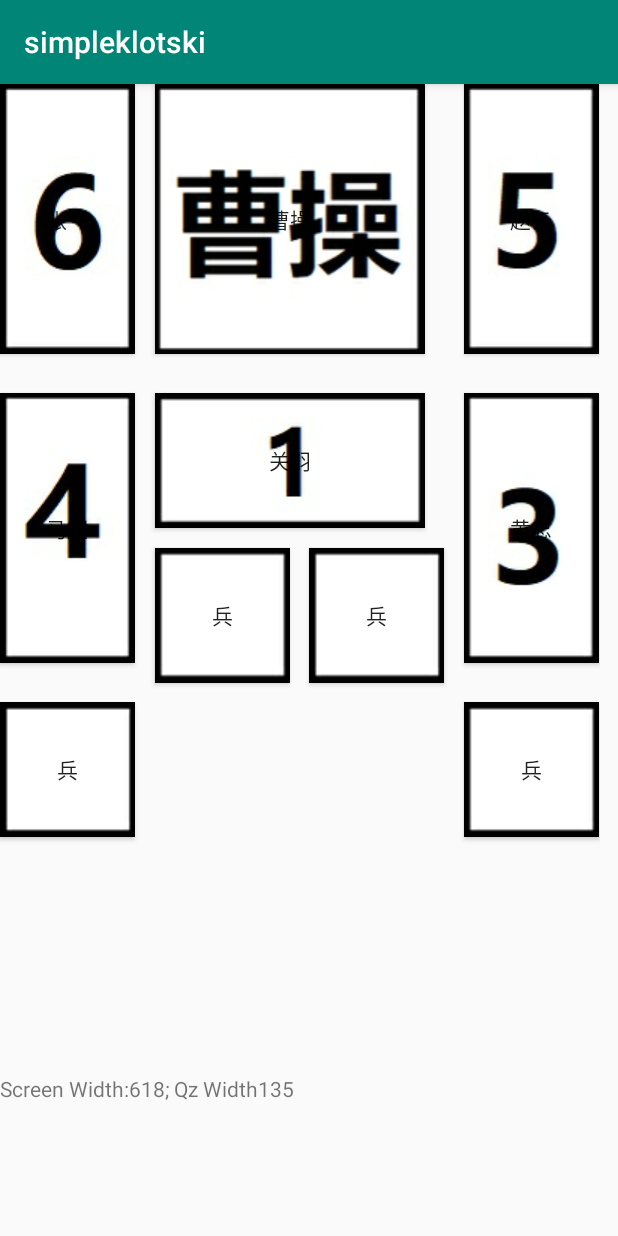
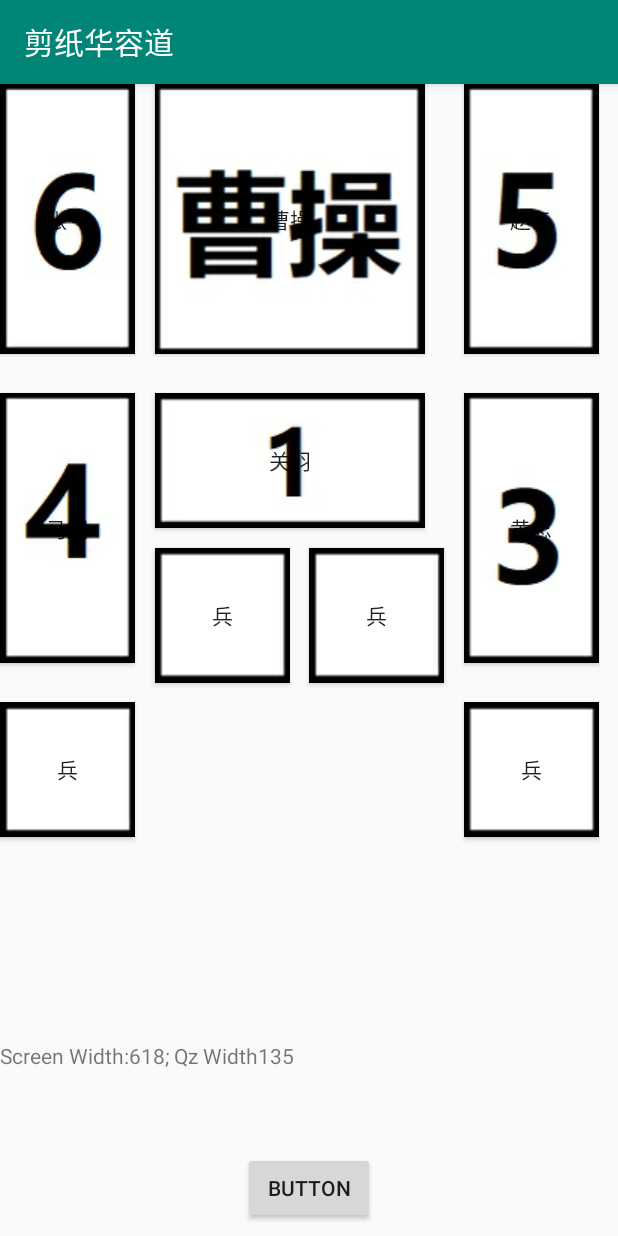
Before and after one commit to NestDream/Klotski, an Android app: the GameActivity screen opened directly, with no data from a screen before it, on a phone screen of 412 x 824 dp. Run offline under Robolectric (Android 15) with nearby library versions, the phone set to English and light mode, and no system bars.

Commit message:
修改游戏设置和文档撰写

```diff
--- a/app/src/main/java/com/guoli/klotski/MainActivity.java
+++ b/app/src/main/java/com/guoli/klotski/MainActivity.java
@@ -16,10 +16,10 @@ public class MainActivity extends AppCompatActivity {
     }
 
     public void gaming_dialog(View view) {
-        final String[] items = {"游戏模式1", "游戏模式2", "游戏模式3", "游戏模式4"};
+        final String[] items = {"简单 - 横刀立马", "中等 - 兵分三路", "困难", "非常难"};
         AlertDialog.Builder listDialog =
                 new AlertDialog.Builder(MainActivity.this);
-        listDialog.setTitle("选择游戏模式");
+        listDialog.setTitle("选择游戏难度");
         listDialog.setItems(items, new DialogInterface.OnClickListener() {
             @Override
             public void onClick(DialogInterface dialog, int which) {
--- a/app/src/main/res/layout/activity_gaming.xml
+++ b/app/src/main/res/layout/activity_gaming.xml
@@ -79,8 +79,23 @@
         android:id="@+id/Text1"
         android:layout_width="fill_parent"
         android:layout_height="100dp"
+        android:layout_marginTop="16dp"
         android:layout_marginBottom="8dp"
         android:text="Hello World!"
-        app:layout_constraintBottom_toBottomOf="parent" />
+        app:layout_constraintBottom_toBottomOf="parent"
+        app:layout_constraintTop_toBottomOf="@+id/Qp" />
+
+    <Button
+        android:id="@+id/button"
+        android:layout_width="wrap_content"
+        android:layout_height="wrap_content"
+        android:layout_marginStart="8dp"
+        android:layout_marginEnd="8dp"
+        android:layout_marginBottom="8dp"
+        android:onClick="reset"
+        android:text="Button"
+        app:layout_constraintBottom_toBottomOf="parent"
+        app:layout_constraintEnd_toEndOf="parent"
+        app:layout_constraintStart_toStartOf="parent" />
 
 </android.support.constraint.ConstraintLayout>
--- a/app/src/main/res/values/strings.xml
+++ b/app/src/main/res/values/strings.xml
@@ -1,5 +1,5 @@
 <resources>
-    <string name="app_name">simpleklotski</string>
+    <string name="app_name">剪纸华容道</string>
     <string name="title">华容道</string>
     <string name="game_start">开始游戏</string>
     <string name="game_exit">退出游戏</string>
```
Also changed, not shown: app/src/main/java/com/guoli/klotski/GameActivity.java (+22 -0 lines), 1 other file.
